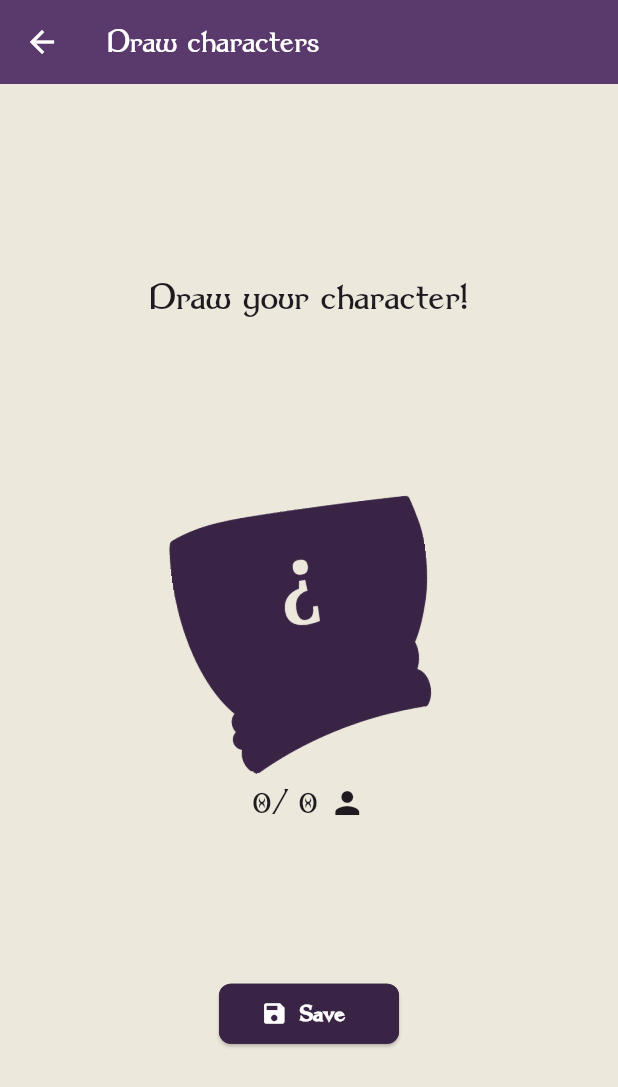
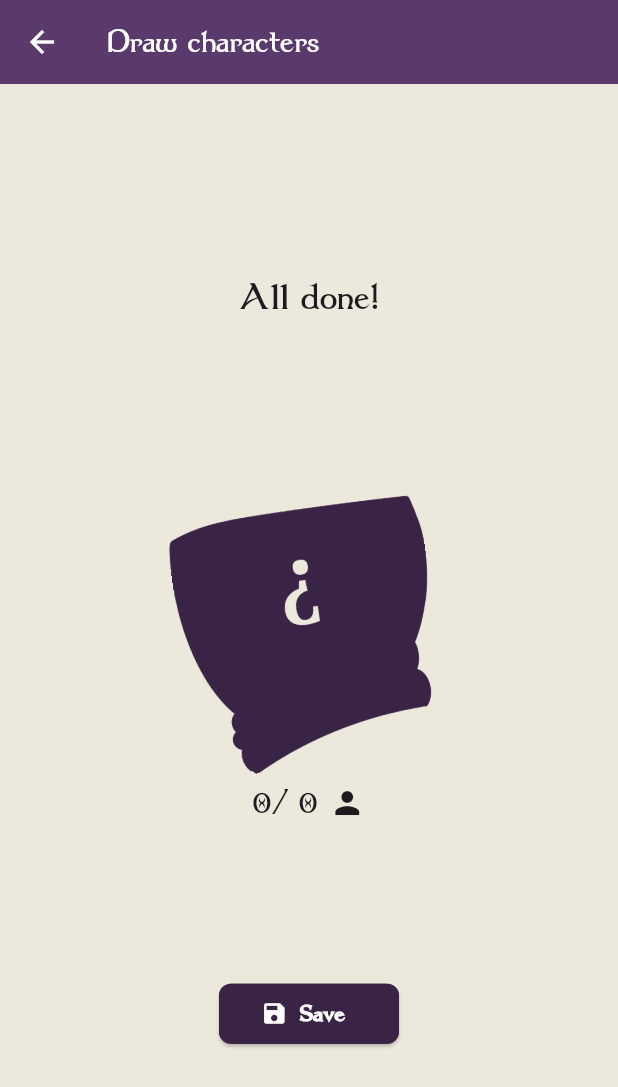
Before and after one commit to marianapatcosta/the-investigators-clues, a Flutter app: the DrawCharactersToPlayersScreen screen opened directly with empty values, on a phone screen of 412 x 824 dp. Shown: the top 1087 px of the screen. Run offline on Flutter 3.47's test engine with Material 3 defaults, Android fonts, the light colour scheme and no system bars; our stand-ins replace flutter_riverpod, shared_preferences, shimmer, webview_flutter; missing offline and left inert: flutter_circular_text; accounts and stored records are empty; generated files the repository leaves out were written again.

Commit message:
adjust draw characters

```diff
--- a/lib/l10n/app_en.arb
+++ b/lib/l10n/app_en.arb
@@ -16,6 +16,7 @@
   "addReminder": "Add reminder",
   "addToFavorites": "Add to favorites",
   "all": "All",
+  "allDone": "All done!",
   "and": "and",
   "botcProperty": "This application is not affiliated with The Pandemonium Institute. All roles and characters are the property of Steven Medway and The Pandemonium Institute.",
   "botcTrademark": "is a trademark of Steven Medway and The Pandemonium Institute.",
@@ -35,6 +36,7 @@
   "demonBluffs": "Demon bluffs",
   "disclaimers": "Disclaimers",
   "draw": "Draw",
+  "drawing": "Drawing...",
   "drawCharacters": "Draw characters",
   "drawYourCharacter": "Draw your character!",
   "edit": "Edit",
--- a/lib/l10n/app_pt.arb
+++ b/lib/l10n/app_pt.arb
@@ -16,6 +16,7 @@
   "add": "Adicionar",
   "addToFavorites": "Adicionar aos favoritos",
   "all": "Todos",
+  "allDone": "Tudo pronto!",
   "and": "e",
   "botcProperty": "Esta aplicação não é afiliada com  The Pandemonium Institute. Todos papeis e personagens são propriedade de Steven Medway e The Pandemonium Institute.",
   "botcTrademark": "é uma marca registada de Steven Medway e The Pandemonium Institute.",
@@ -34,7 +35,8 @@
   "deleteReminder": "Remover o lembrete?",
   "demonBluffs": "Bluffs do Demon",
   "disclaimers": "Renúncias",
-  "draw": "Draw",
+  "draw": "Escolher",
+  "drawing": "A sortear...",
   "drawCharacters": "Sortear personagens",
   "drawYourCharacter": "Tira o teu personagem!",
   "edit": "Editar",
--- a/lib/screens/draw_characters_to_players.dart
+++ b/lib/screens/draw_characters_to_players.dart
@@ -132,7 +132,7 @@ class _DrawCharactersToPlayersScreenState
                       height: 32,
                     ),
                   Text(
-                    t.drawYourCharacter,
+                    areAllCharactersDrawn ? t.allDone : t.drawYourCharacter,
                     style: theme.textTheme.titleLarge,
                   ),
                   SizedBox(
@@ -197,14 +197,12 @@ class _DrawCharactersToPlayersScreenState
                             minimumSize: const Size(120, 40),
                           ),
                           icon: _isDrawingCharacter
-                              ? const Icon(Icons.save)
+                              ? null
                               : const ImageIcon(
                                   AssetImage("assets/images/dice.png"),
                                   size: 20,
                                 ),
-                          label: _isDrawingCharacter
-                              ? const Text('...')
-                              : Text(t.draw),
+                          label: Text(_isDrawingCharacter ? t.drawing : t.draw),
                         ),
                 ],
               ),
```
